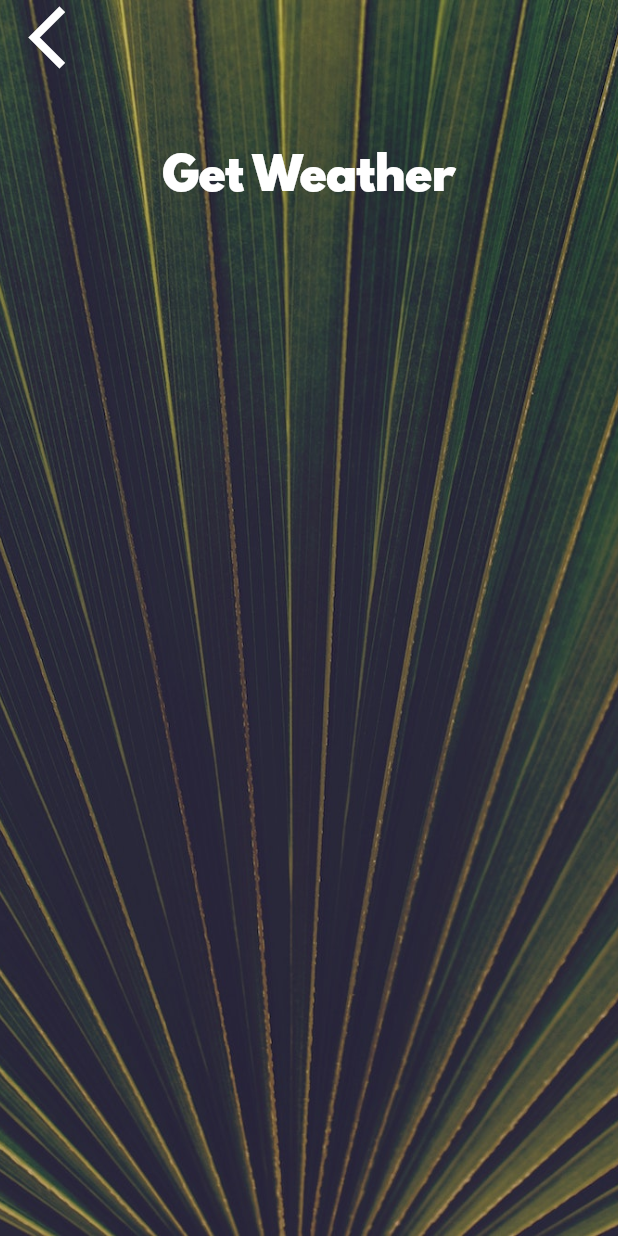
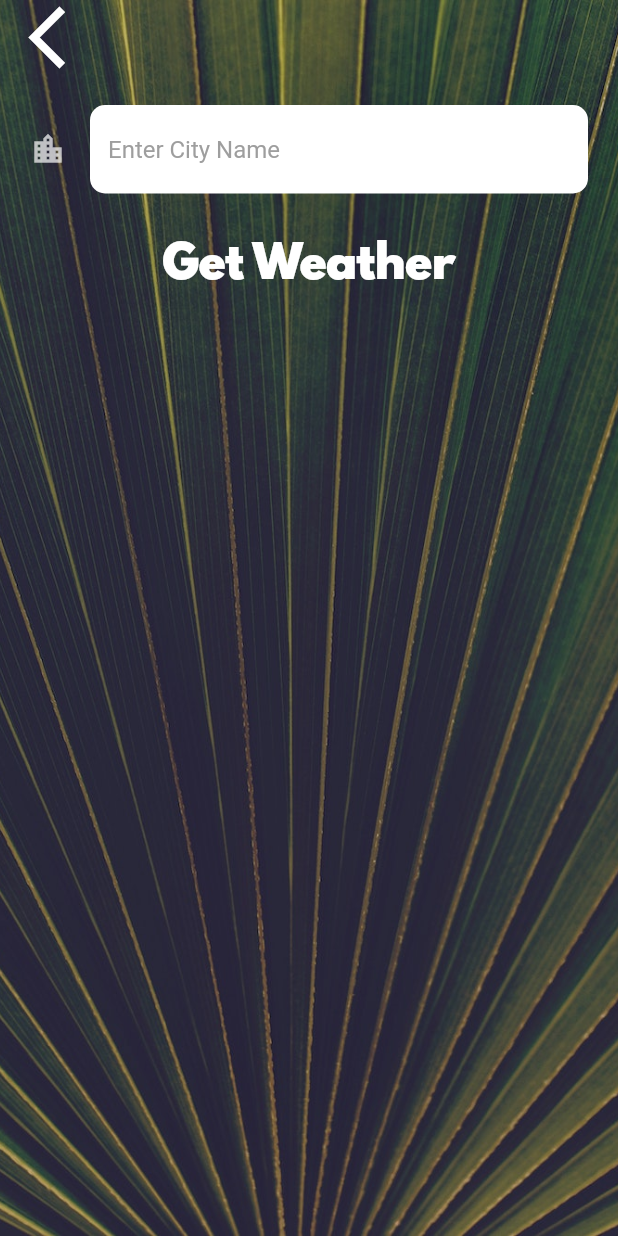
Before and after one commit to theranbrig/flutter-weather, a Flutter app: the CityScreen screen opened directly, on a phone screen of 412 x 824 dp. Run offline on Flutter 3.47's test engine with Material 2 defaults, Android fonts, the phone set to English and light mode, and no system bars; our stand-ins replace flutter_spinkit, geolocator; network calls fail.

Commit message:
updated input

```diff
--- a/lib/screens/city_screen.dart
+++ b/lib/screens/city_screen.dart
@@ -33,7 +33,21 @@ class _CityScreenState extends State<CityScreen> {
               ),
               Container(
                 padding: EdgeInsets.all(20.0),
-                child: null,
+                child: TextField(
+                  style: TextStyle(color: Colors.black),
+                  decoration: InputDecoration(
+                    filled: true,
+                    fillColor: Colors.white,
+                    icon: Icon(Icons.location_city),
+                    hintText: "Enter City Name",
+                    hintStyle: TextStyle(color: Colors.grey),
+                    border: OutlineInputBorder(
+                        borderRadius: BorderRadius.all(
+                          Radius.circular(10),
+                        ),
+                        borderSide: BorderSide.none),
+                  ),
+                ),
               ),
               FlatButton(
                 onPressed: () {},
```
Also changed, not shown: lib/screens/loading_screen.dart (+2 -7 lines), lib/screens/location_screen.dart (+21 -5 lines), lib/services/weather.dart (+15 -0 lines).
